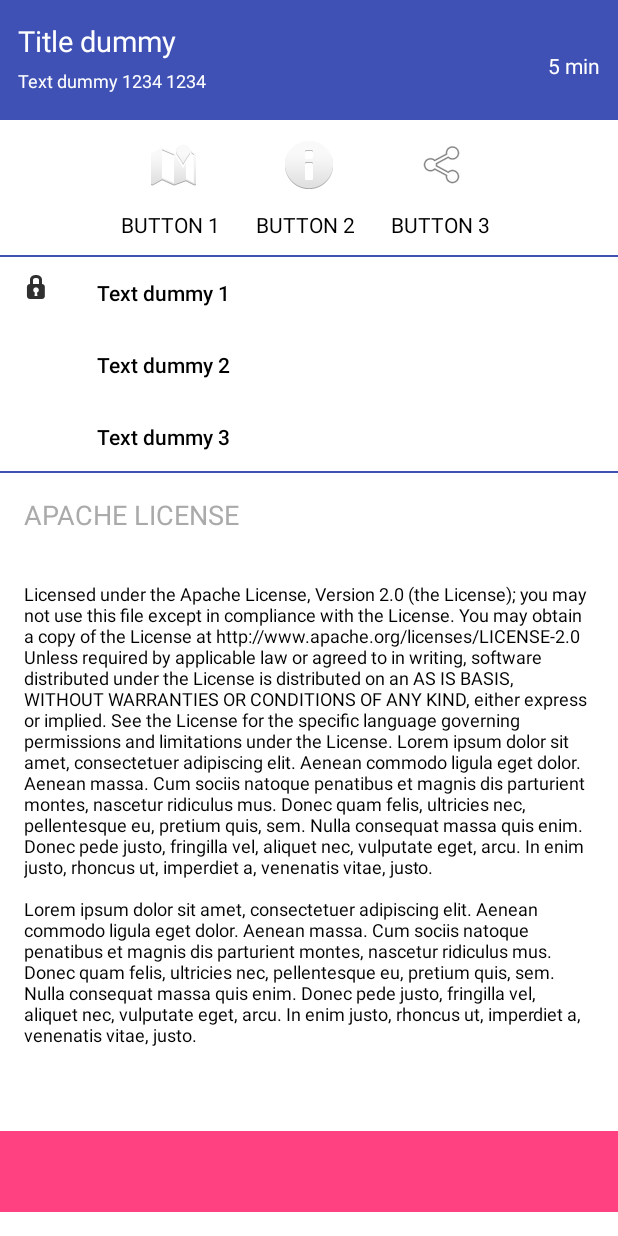
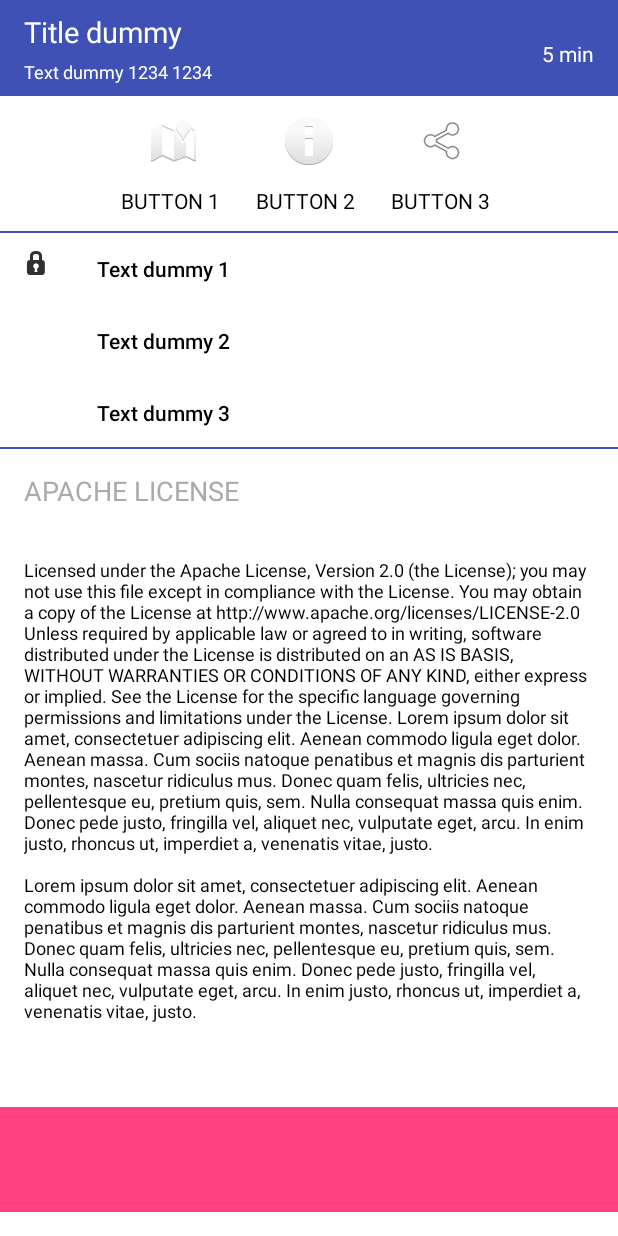
Before and after one commit to miguelhincapie/CustomBottomSheetBehavior, an Android app: the layout bottom_sheet_content.xml on its own in the app's theme, with its tools: preview values and no code run, on a phone screen of 412 x 824 dp. Run offline under Robolectric (Android 15) with nearby library versions, the phone set to English and light mode, and no system bars.

Commit message:
change padding and use peek height value

```diff
--- a/app/src/main/res/layout/bottom_sheet_content.xml
+++ b/app/src/main/res/layout/bottom_sheet_content.xml
@@ -10,12 +10,12 @@
 
     <RelativeLayout
         android:layout_width="match_parent"
-        android:layout_height="80dp"
+        android:layout_height="@dimen/bottom_sheet_peek_height"
         android:background="@color/colorPrimary"
-        android:paddingTop="14dp"
-        android:paddingStart="12dp"
-        android:paddingEnd="12dp"
-        android:paddingBottom="12dp">
+        android:paddingTop="8dp"
+        android:paddingStart="16dp"
+        android:paddingEnd="16dp"
+        android:paddingBottom="8dp">
 
         <LinearLayout
             android:layout_width="wrap_content"
```
